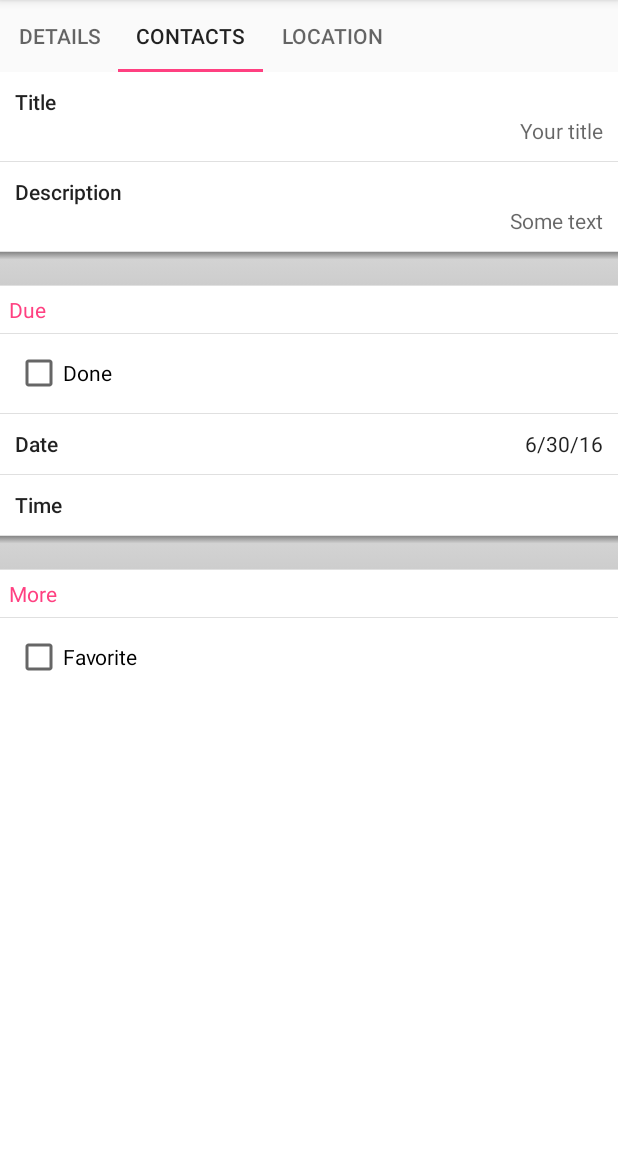
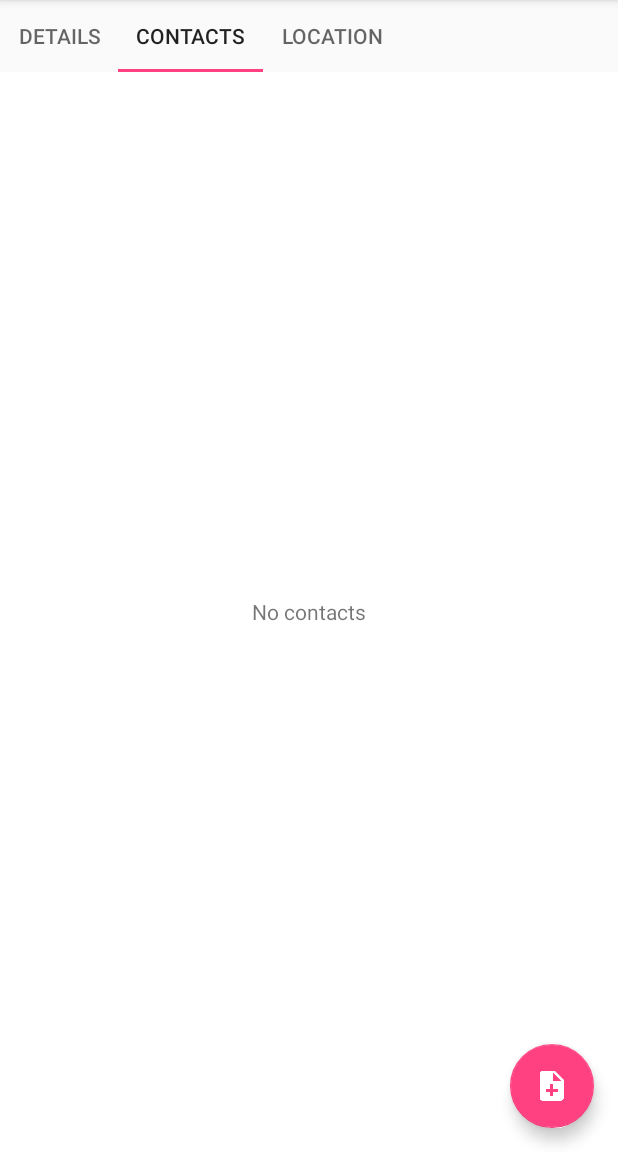
Before and after one commit to tonimoeckel/MMITodoApp, an Android app: the TodoDetailActivity screen opened directly, with no data from a screen before it, tab 2 chosen, on a phone screen of 412 x 824 dp, the part 84-1236 px from its top. Run offline under Robolectric (Android 15) with nearby library versions, the phone set to English and light mode, and no system bars; libraries missing offline, so code that uses them is left out: com.orm, com.orm.dsl; 1 statement that could not run was skipped.

Commit message:
Contact Picker

```diff
--- a/android/MMITodoApp/app/src/main/AndroidManifest.xml
+++ b/android/MMITodoApp/app/src/main/AndroidManifest.xml
@@ -72,7 +72,7 @@
 
 
         <activity
-                android:name=".controller.ContactListActivity"
+                android:name=".controller.SelectContactListActivity"
                 android:label="@string/activity_contacts">
         </activity>
 
--- a/android/MMITodoApp/app/src/main/java/com/quemb/mmitodoapp/adapter/ToFragmentsPagingAdapter.java
+++ b/android/MMITodoApp/app/src/main/java/com/quemb/mmitodoapp/adapter/ToFragmentsPagingAdapter.java
@@ -1,6 +1,7 @@
 package com.quemb.mmitodoapp.adapter;
 
 import com.quemb.mmitodoapp.R;
+import com.quemb.mmitodoapp.controller.TodoContactsFragment;
 import com.quemb.mmitodoapp.controller.TodoFormFragment;
 import com.quemb.mmitodoapp.model.FragmentTabItem;
 import com.quemb.mmitodoapp.model.ToDo;
@@ -34,7 +35,7 @@ public class ToFragmentsPagingAdapter extends FragmentPagerAdapter {
 
         mFragmentTabItems = new ArrayList<>();
         mFragmentTabItems.add(new FragmentTabItem(context.getString(R.string.title_details), TodoFormFragment.class));
-        mFragmentTabItems.add(new FragmentTabItem(context.getString(R.string.title_contacts), TodoFormFragment.class));
+        mFragmentTabItems.add(new FragmentTabItem(context.getString(R.string.title_contacts), TodoContactsFragment.class));
         mFragmentTabItems.add(new FragmentTabItem(context.getString(R.string.title_location), TodoFormFragment.class));
 
     }
--- a/android/MMITodoApp/app/src/main/java/com/quemb/mmitodoapp/controller/ContactListActivity.java
+++ b/android/MMITodoApp/app/src/main/java/com/quemb/mmitodoapp/controller/SelectContactListActivity.java
@@ -11,7 +11,7 @@ import android.widget.FrameLayout;
 /**
  * Created by tonimoeckel on 29.06.16.
  */
-public class ContactListActivity extends AppCompatActivity {
+public class SelectContactListActivity extends AppCompatActivity {
 
     private static final int CONTENT_VIEW_ID = 55555555;
 
--- /dev/null
+++ b/android/MMITodoApp/app/src/main/java/com/quemb/mmitodoapp/controller/TodoContactsFragment.java
@@ -0,0 +1,90 @@
+package com.quemb.mmitodoapp.controller;
+
+import android.annotation.TargetApi;
+import android.app.Activity;
+import android.content.Intent;
+import android.net.Uri;
+import android.os.Build;
+import android.os.Bundle;
+import android.provider.ContactsContract;
+import android.support.annotation.Nullable;
+import android.support.design.widget.FloatingActionButton;
+import android.support.v4.app.Fragment;
+import android.support.v4.app.ListFragment;
+import android.util.Log;
+import android.view.LayoutInflater;
+import android.view.View;
+import android.view.ViewGroup;
+import android.view.accessibility.AccessibilityEventSource;
+import android.widget.ListView;
+
+import com.quemb.mmitodoapp.R;
+import com.quemb.mmitodoapp.adapter.ToFragmentsPagingAdapter;
+import com.quemb.mmitodoapp.model.ToDo;
+import com.quemb.qmbform.FormManager;
+import com.quemb.qmbform.annotation.FormDescriptorAnnotationFactory;
+import com.quemb.qmbform.descriptor.FormDescriptor;
+import com.quemb.qmbform.descriptor.OnFormRowValueChangedListener;
+import com.quemb.qmbform.descriptor.RowDescriptor;
+import com.quemb.qmbform.descriptor.Value;
+
+import java.lang.reflect.Field;
+
+/**
+ * A placeholder fragment containing a simple view.
+ */
+public class TodoContactsFragment extends ListFragment {
+
+    private static final String TAG = "TodoContactsFragment";
+    private static final int PICK_CONTACT_REQUEST = 555;
+    private ToDo mTodo;
+
+
+    public TodoContactsFragment() {
+    }
+
+
+    @Override
+    public View onCreateView(LayoutInflater inflater, ViewGroup container,
+                             Bundle savedInstanceState) {
+        return inflater.inflate(R.layout.fragment_todo_contacts, container, false);
+    }
+
+
+    @Override
+    public void onViewCreated(View view, @Nullable Bundle savedInstanceState) {
+        super.onViewCreated(view, savedInstanceState);
+
+        FloatingActionButton button = (FloatingActionButton) view.findViewById(R.id.fab);
+        button.setOnClickListener(new View.OnClickListener() {
+            @Override
+            public void onClick(View v) {
+                pickContact();
+            }
+        });
+
+    }
+
+    private void pickContact(){
+
+        Intent intent = new Intent(Intent.ACTION_PICK, ContactsContract.Contacts.CONTENT_URI);
+        startActivityForResult(intent, PICK_CONTACT_REQUEST);
+
+    }
+
+    @Override
+    public void onActivityResult(int requestCode, int resultCode, Intent data) {
+        // Check which request we're responding to
+        if (requestCode == PICK_CONTACT_REQUEST) {
+            // Make sure the request was successful
+            if (resultCode == Activity.RESULT_OK) {
+                // The user picked a contact.
+                // The Intent's data Uri identifies which contact was selected.
+
+                // Do something with the contact here (bigger example below)
+            }
+        }
+    }
+
+
+}
--- a/android/MMITodoApp/app/src/main/res/layout/activity_contact_list.xml
+++ b/android/MMITodoApp/app/src/main/res/layout/activity_contact_list.xml
@@ -5,7 +5,7 @@
     android:layout_width="match_parent"
     android:layout_height="match_parent"
     android:fitsSystemWindows="true"
-    tools:context="com.quemb.mmitodoapp.controller.ContactListActivity">
+    tools:context="com.quemb.mmitodoapp.controller.SelectContactListActivity">
 
     <include layout="@layout/content_contact_list" />
 
--- a/android/MMITodoApp/app/src/main/res/layout/content_contact_list.xml
+++ b/android/MMITodoApp/app/src/main/res/layout/content_contact_list.xml
@@ -2,7 +2,7 @@
     xmlns:app="http://schemas.android.com/apk/res-auto"
     xmlns:tools="http://schemas.android.com/tools"
     android:id="@+id/fragment"
-    android:name="com.quemb.mmitodoapp.controller.ContactListFragment"
+    android:name="com.quemb.mmitodoapp.controller.SelectContactListFragment"
     android:layout_width="match_parent"
     android:layout_height="match_parent"
     app:layout_behavior="@string/appbar_scrolling_view_behavior"
--- /dev/null
+++ b/android/MMITodoApp/app/src/main/res/layout/fragment_todo_contacts.xml
@@ -0,0 +1,38 @@
+<?xml version="1.0" encoding="utf-8"?>
+<FrameLayout xmlns:android="http://schemas.android.com/apk/res/android"
+    xmlns:tools="http://schemas.android.com/tools"
+    android:layout_width="match_parent"
+    android:layout_height="match_parent">
+
+    <FrameLayout
+        android:orientation="vertical"
+        android:layout_width="match_parent"
+        android:layout_height="match_parent"
+        tools:context="com.quemb.mmitodoapp.controller.TodoListFragment"
+        tools:showIn="@layout/activity_todo_list">
+
+        <ListView
+            android:id="@id/android:list"
+            android:drawSelectorOnTop="false"
+            android:layout_width="match_parent"
+            android:layout_height="match_parent">
+
+        </ListView>
+
+        <TextView android:id="@id/android:empty"
+            android:layout_width="wrap_content"
+            android:layout_height="wrap_content"
+            android:layout_gravity="center"
+            android:text="@string/label_no_contacts"/>
+
+    </FrameLayout>
+
+    <android.support.design.widget.FloatingActionButton
+        android:id="@+id/fab"
+        android:layout_width="wrap_content"
+        android:layout_height="wrap_content"
+        android:layout_gravity="bottom|end"
+        android:layout_margin="@dimen/fab_margin"
+        android:src="@drawable/ic_note_add_white_24dp" />
+
+</FrameLayout>
--- a/android/MMITodoApp/app/src/main/res/values/strings.xml
+++ b/android/MMITodoApp/app/src/main/res/values/strings.xml
@@ -43,4 +43,5 @@
     <string name="title_contacts">Contacts</string>
     <string name="title_location">Location</string>
     <string name="activity_contacts">Contacts</string>
+    <string name="label_no_contacts">No contacts</string>
 </resources>
```
Also changed, not shown: android/MMITodoApp/app/src/main/java/com/quemb/mmitodoapp/controller/SelectContactListFragment.java (renamed from android/MMITodoApp/app/src/main/java/com/quemb/mmitodoapp/controller/ContactListFragment.java, +19 -1 lines), android/MMITodoApp/app/src/main/java/com/quemb/mmitodoapp/model/Contact.java (added, +14 -0 lines), 4 other files.
